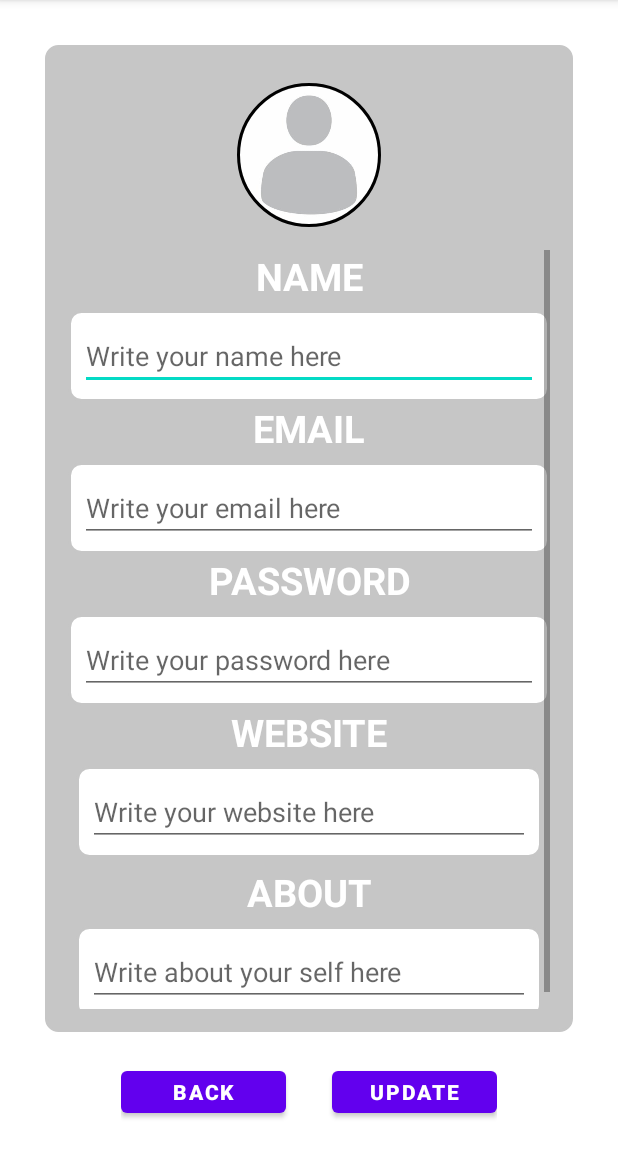
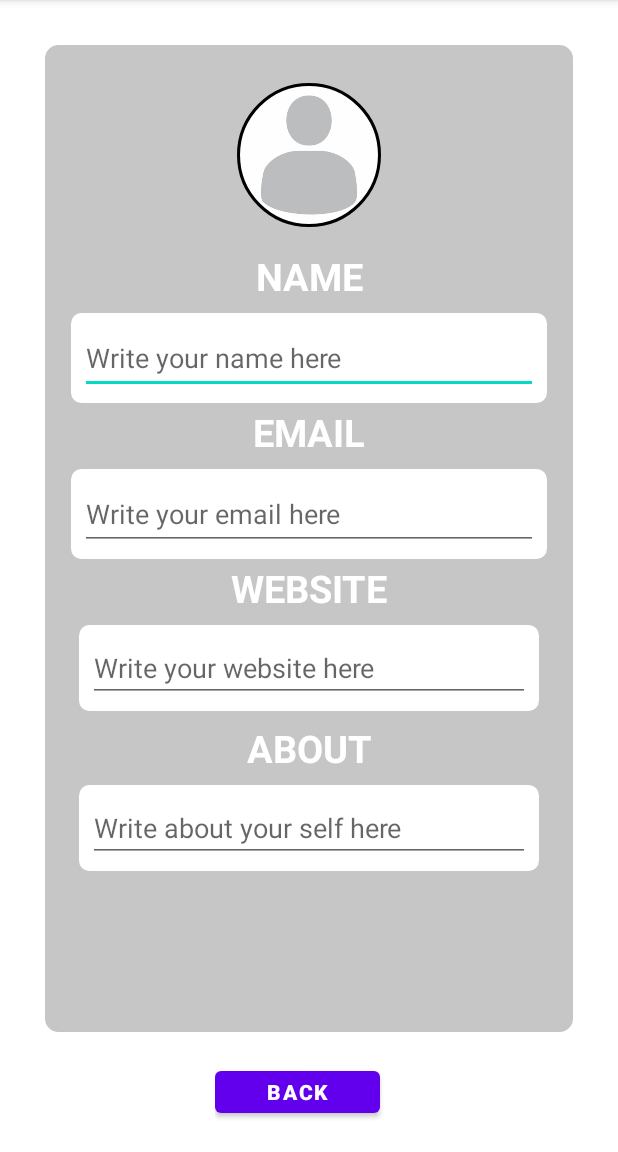
Before and after one commit to Abdulrauof-AlArfaj/SocialMediaProjectKK, an Android app: the ProfileActivity screen opened directly, with no data from a screen before it, on a phone screen of 412 x 824 dp, the part 84-1236 px from its top. Run offline under Robolectric (Android 15) with nearby library versions, the phone set to English and light mode, and no system bars; our stand-ins replace CircleImageView; 2 statements that could not run were skipped.

```diff
--- a/app/src/main/res/layout/activity_profile.xml
+++ b/app/src/main/res/layout/activity_profile.xml
@@ -70,7 +70,7 @@
                         android:layout_height="wrap_content"
                         android:layout_margin="8dp"
                         android:hint="Write your name here"
-                        />
+                        android:minHeight="48dp" />
                 </LinearLayout>
 
                 <TextView
@@ -99,35 +99,11 @@
                         android:hint="Write your email here"
 
                         android:inputType="textEmailAddress"
-                        />
+                        android:minHeight="48dp" />
                 </LinearLayout>
 
-                <TextView
-                    android:id="@+id/passTv"
-                    android:layout_width="match_parent"
-                    android:layout_height="wrap_content"
-                    android:text="PASSWORD"
-                    android:textAlignment="center"
-                    android:textColor="@color/white"
-                    android:textSize="25dp"
-                    android:textStyle="bold" />
 
-                <LinearLayout
-                    android:id="@+id/passLay"
-                    android:layout_width="match_parent"
-                    android:layout_height="wrap_content"
-                    android:layout_marginTop="5dp"
-                    android:background="@drawable/layout_style2"
-                    android:orientation="vertical">
 
-                    <EditText
-                        android:id="@+id/passEt"
-                        android:layout_width="match_parent"
-                        android:layout_height="wrap_content"
-                        android:layout_margin="8dp"
-                        android:hint="Write your password here"
-                        />
-                </LinearLayout>
 
                 <TextView
                     android:id="@+id/webTv"
@@ -191,6 +167,7 @@
                                 android:layout_margin="8dp"
                                 android:hint="Write about your self here"
                                 />
+
                         </LinearLayout>
                     </ScrollView>
 
@@ -214,23 +191,15 @@
             android:layout_width="110dp"
             android:layout_height="40dp"
             android:layout_centerHorizontal="true"
+            android:layout_marginEnd="15dp"
             android:layout_weight="1"
             android:onClick="onClick"
             android:text="BACK"
-            android:layout_marginEnd="15dp"
             android:textAllCaps="false"
-            android:textStyle="bold" />
+            android:textStyle="bold"
+            tools:ignore="TouchTargetSizeCheck" />
 
-        <Button
-            android:id="@+id/updateBtn"
-            android:layout_width="110dp"
-            android:layout_height="40dp"
-            android:layout_centerHorizontal="true"
-            android:onClick="onClick"
-            android:text="UPDATE"
-            android:layout_marginStart="15dp"
-            android:textAllCaps="false"
-            android:textStyle="bold" />
+
     </LinearLayout>
 
 </androidx.constraintlayout.widget.ConstraintLayout>
```
